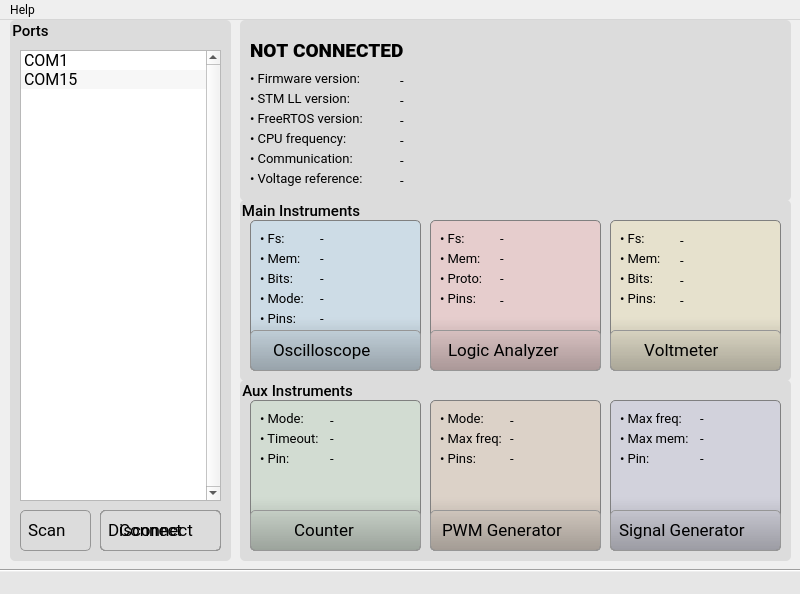
Qt form src/software-qt/EMBO/window__main.ui (parezj/EMBO) before a commit.
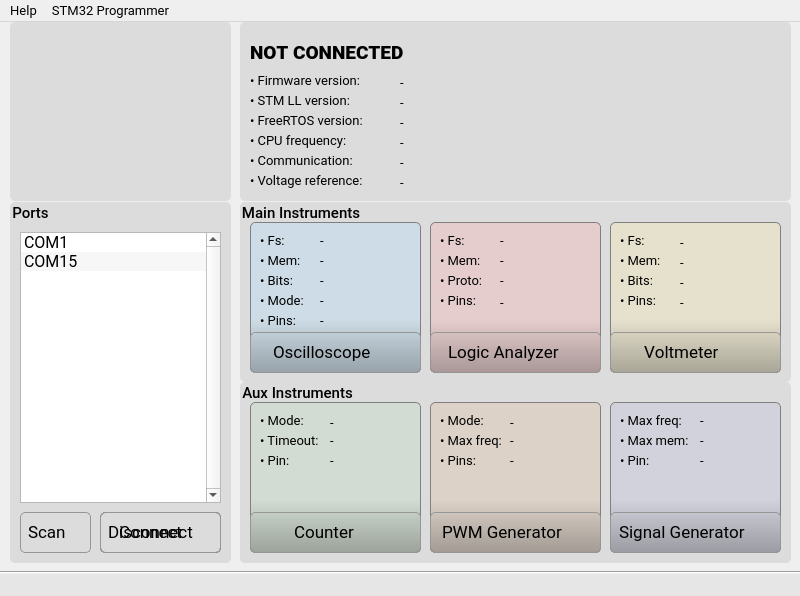
The same form after that commit. Icons and pictures are not drawn.

Commit message: * Qt Voltmeter main functions finished TODO NEXT: Measure class + Record class

```diff
--- a/src/software-qt/EMBO/window__main.ui
+++ b/src/software-qt/EMBO/window__main.ui
@@ -7,7 +7,7 @@
     <x>0</x>
     <y>0</y>
     <width>800</width>
-    <height>594</height>
+    <height>596</height>
    </rect>
   </property>
   <property name="sizePolicy">
@@ -19,13 +19,13 @@
   <property name="minimumSize">
    <size>
     <width>800</width>
-    <height>594</height>
+    <height>596</height>
    </size>
   </property>
   <property name="maximumSize">
    <size>
     <width>800</width>
-    <height>594</height>
+    <height>596</height>
    </size>
   </property>
   <property name="font">
@@ -47,9 +47,9 @@
     <property name="geometry">
      <rect>
       <x>10</x>
-      <y>0</y>
+      <y>180</y>
       <width>221</width>
-      <height>541</height>
+      <height>361</height>
      </rect>
     </property>
     <property name="sizePolicy">
@@ -81,7 +81,7 @@
        <x>10</x>
        <y>30</y>
        <width>201</width>
-       <height>451</height>
+       <height>271</height>
       </rect>
      </property>
      <property name="sizePolicy">
@@ -103,6 +103,9 @@
      <property name="accessibleName">
       <string/>
      </property>
+     <property name="styleSheet">
+      <string notr="true"/>
+     </property>
      <property name="verticalScrollBarPolicy">
       <enum>Qt::ScrollBarAlwaysOn</enum>
      </property>
@@ -133,7 +136,7 @@
      <property name="geometry">
       <rect>
        <x>10</x>
-       <y>490</y>
+       <y>310</y>
        <width>71</width>
        <height>41</height>
       </rect>
@@ -191,7 +194,7 @@
      <property name="geometry">
       <rect>
        <x>90</x>
-       <y>490</y>
+       <y>310</y>
        <width>121</width>
        <height>41</height>
       </rect>
@@ -249,7 +252,7 @@
      <property name="geometry">
       <rect>
        <x>90</x>
-       <y>490</y>
+       <y>310</y>
        <width>121</width>
        <height>41</height>
       </rect>
@@ -300,25 +303,6 @@
        <normaloff>:/main/resources/img/power-off-red.png</normaloff>:/main/resources/img/power-off-red.png</iconset>
      </property>
     </widget>
-    <widget class="QLabel" name="label_cvutlogo">
-     <property name="geometry">
-      <rect>
-       <x>20</x>
-       <y>360</y>
-       <width>161</width>
-       <height>110</height>
-      </rect>
-     </property>
-     <property name="text">
-      <string/>
-     </property>
-     <property name="pixmap">
-      <pixmap resource="resources.qrc">:/main/resources/img/ctu_meas_small.png</pixmap>
-     </property>
-     <property name="scaledContents">
-      <bool>true</bool>
-     </property>
-    </widget>
    </widget>
    <widget class="QGroupBox" name="groupBox_device">
     <property name="geometry">
@@ -326,7 +310,7 @@
       <x>240</x>
       <y>0</y>
       <width>551</width>
-      <height>181</height>
+      <height>179</height>
      </rect>
     </property>
     <property name="sizePolicy">
@@ -737,7 +721,7 @@
       <x>240</x>
       <y>180</y>
       <width>551</width>
-      <height>181</height>
+      <height>180</height>
      </rect>
     </property>
     <property name="sizePolicy">
@@ -2498,6 +2482,69 @@
      <enum>Qt::Horizontal</enum>
     </property>
    </widget>
+   <widget class="QGroupBox" name="groupBox_logo">
+    <property name="geometry">
+     <rect>
+      <x>10</x>
+      <y>0</y>
+      <width>221</width>
+      <height>179</height>
+     </rect>
+    </property>
+    <property name="sizePolicy">
+     <sizepolicy hsizetype="Expanding" vsizetype="Expanding">
+      <horstretch>0</horstretch>
+      <verstretch>0</verstretch>
+     </sizepolicy>
+    </property>
+    <property name="font">
+     <font>
+      <family>Roboto Medium</family>
+      <pointsize>11</pointsize>
+      <weight>50</weight>
+      <italic>false</italic>
+      <bold>false</bold>
+      <kerning>true</kerning>
+     </font>
+    </property>
+    <property name="styleSheet">
+     <string notr="true">QGroupBox {background-color: rgb(220,220,220);border: 0px; border-radius: 5px;  margin-top: 0.5em;}; 
+QGroupBox::title {subcontrol-origin: margin;left: 10px;padding: 0 3px 0 3px;}</string>
+    </property>
+    <property name="title">
+     <string/>
+    </property>
+    <widget class="QLabel" name="label_cvutlogo">
+     <property name="geometry">
+      <rect>
+       <x>0</x>
+       <y>8</y>
+       <width>221</width>
+       <height>171</height>
+      </rect>
+     </property>
+     <property name="styleSheet">
+      <string notr="true">QLabel { border-image: url(:/main/resources/img/ctu_meas_small.png);}
+
+QLabel:hover {border-image: url(:/main/resources/img/ctu_meas_small2.png); }</string>
+     </property>
+     <property name="text">
+      <string/>
+     </property>
+     <property name="scaledContents">
+      <bool>false</bool>
+     </property>
+     <property name="alignment">
+      <set>Qt::AlignCenter</set>
+     </property>
+    </widget>
+   </widget>
+   <zorder>groupBox_logo</zorder>
+   <zorder>groupBox_ports</zorder>
+   <zorder>groupBox_device</zorder>
+   <zorder>groupBox_instr1</zorder>
+   <zorder>groupBox_instr2</zorder>
+   <zorder>line</zorder>
   </widget>
   <widget class="QMenuBar" name="menubar">
    <property name="geometry">
@@ -2505,24 +2552,44 @@
      <x>0</x>
      <y>0</y>
      <width>800</width>
-     <height>20</height>
+     <height>22</height>
     </rect>
    </property>
    <property name="font">
     <font>
      <family>Roboto</family>
-     <pointsize>9</pointsize>
+     <pointsize>10</pointsize>
      <italic>false</italic>
      <kerning>true</kerning>
     </font>
    </property>
    <widget class="QMenu" name="menuAbout">
+    <property name="font">
+     <font>
+      <family>Roboto</family>
+      <pointsize>10</pointsize>
+     </font>
+    </property>
     <property name="title">
      <string>Help</string>
     </property>
     <addaction name="actionAbout"/>
+    <addaction name="actionCheck_Updates"/>
+   </widget>
+   <widget class="QMenu" name="menuSTM32_Programmer">
+    <property name="font">
+     <font>
+      <family>Roboto</family>
+      <pointsize>10</pointsize>
+     </font>
+    </property>
+    <property name="title">
+     <string>STM32 Programmer</string>
+    </property>
+    <addaction name="actionOpenProgrammer"/>
    </widget>
    <addaction name="menuAbout"/>
+   <addaction name="menuSTM32_Programmer"/>
   </widget>
   <widget class="QStatusBar" name="statusbar">
    <property name="font">
```
Left out of the diff: 48 changed lines with no effect on the pictures. The commit also changes 917 other files.
